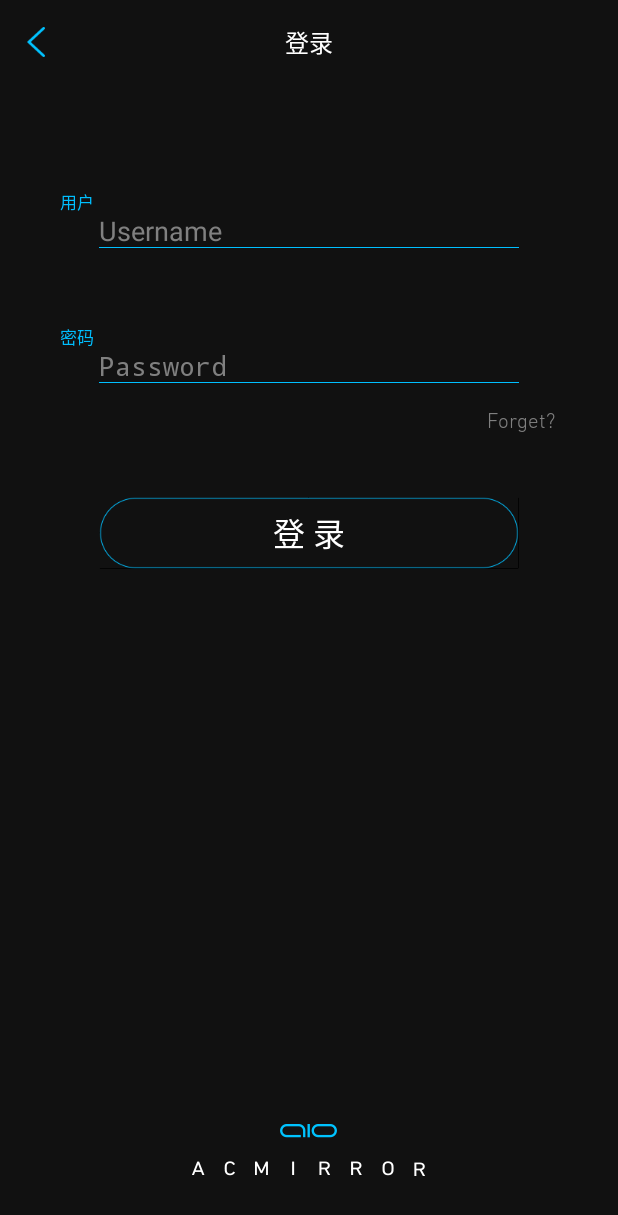
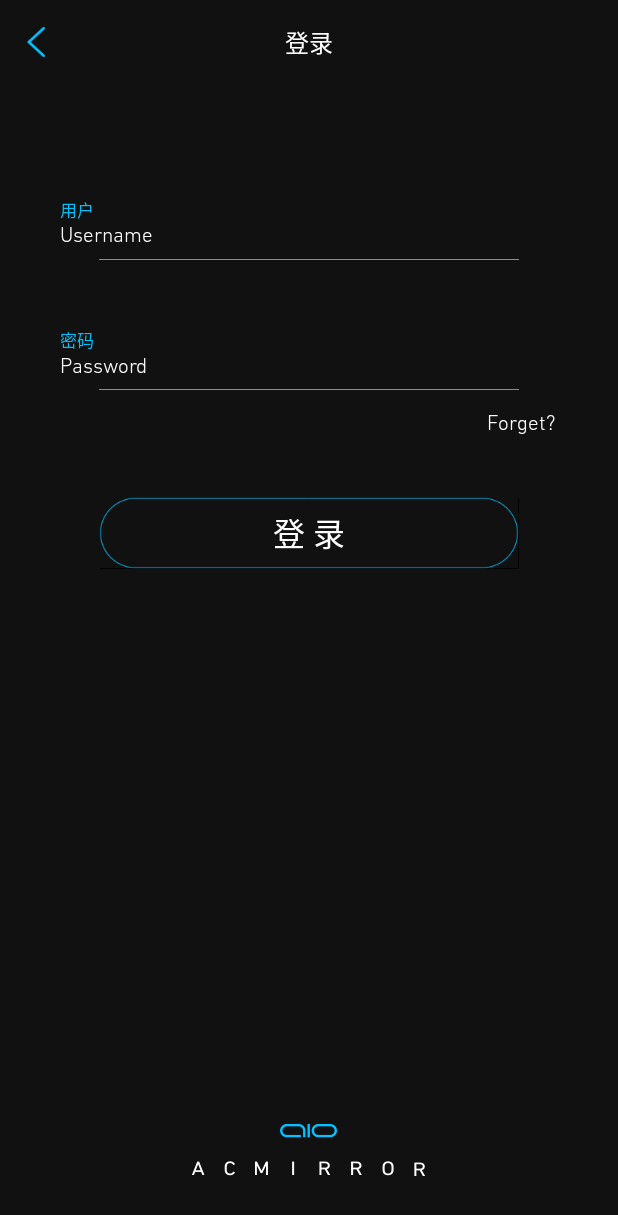
Before and after one commit to Yanwei-Tim/Aiowner, an Android app: the LoginActivity screen opened directly, with no data from a screen before it, on a phone screen of 412 x 824 dp. Shown: the top 1215 px of the screen. Run offline under Robolectric (Android 15) with nearby library versions, the phone set to English and light mode, and no system bars; our stand-ins replace data binding; Roboto replaces fonts that are not available here; 1 statement that could not run was skipped.

```diff
--- a/Aiowner/app/src/main/java/com/dudu/aiowner/ui/activity/register/TelephoneNumberActivity.java
+++ b/Aiowner/app/src/main/java/com/dudu/aiowner/ui/activity/register/TelephoneNumberActivity.java
@@ -17,6 +17,7 @@
     @Override
     protected void onCreate(Bundle savedInstanceState) {
         super.onCreate(savedInstanceState);
+
     }
 
     @Override
--- a/Aiowner/app/src/main/java/com/dudu/aiowner/ui/base/BaseActivity.java
+++ b/Aiowner/app/src/main/java/com/dudu/aiowner/ui/base/BaseActivity.java
@@ -35,7 +35,7 @@
 
         baseBinding.mainContainer.addView(childView);
 
-        observableFactory = ObservableFactory.getInstance();
+        observableFactory = ObservableFactory.creatInstance();
 
         baseBinding.setTitle(observableFactory.getTitleObservable());
 
--- a/Aiowner/app/src/main/java/com/dudu/aiowner/ui/base/observable/ObservableFactory.java
+++ b/Aiowner/app/src/main/java/com/dudu/aiowner/ui/base/observable/ObservableFactory.java
@@ -5,37 +5,28 @@
  */
 public class ObservableFactory {
 
-    private static ObservableFactory observableFactory;
-
     private TitleBarObservable titleBarObservable;
 
     private CommonObservable commonObservable;
 
     public ObservableFactory() {
 
+        titleBarObservable = new TitleBarObservable();
+        commonObservable = new CommonObservable();
     }
 
-    public static ObservableFactory getInstance() {
+    public static ObservableFactory creatInstance() {
 
-        if (observableFactory == null) {
-            observableFactory = new ObservableFactory();
-        }
-        return observableFactory;
+        return new ObservableFactory();
     }
 
     public TitleBarObservable getTitleObservable() {
 
-        if (titleBarObservable == null) {
-            titleBarObservable = new TitleBarObservable();
-        }
         return titleBarObservable;
     }
 
     public CommonObservable getCommonObservable() {
 
-        if (commonObservable == null) {
-            commonObservable = new CommonObservable();
-        }
         return commonObservable;
     }
 }
--- a/Aiowner/app/src/main/java/com/dudu/aiowner/ui/base/observable/TitleBarObservable.java
+++ b/Aiowner/app/src/main/java/com/dudu/aiowner/ui/base/observable/TitleBarObservable.java
@@ -20,4 +20,5 @@
         this.userIcon.set(false);
         this.titleText.set("Aiowner");
     }
+
 }
--- a/Aiowner/app/src/main/java/com/dudu/aiowner/ui/main/HomeActivity.java
+++ b/Aiowner/app/src/main/java/com/dudu/aiowner/ui/main/HomeActivity.java
@@ -22,5 +22,4 @@
 
         startActivity(new Intent(HomeActivity.this, TelephoneNumberActivity.class));
     }
-
 }
--- a/Aiowner/app/src/main/res/layout/acitivty_login.xml
+++ b/Aiowner/app/src/main/res/layout/acitivty_login.xml
@@ -12,43 +12,54 @@
         <com.dudu.aiowner.utils.customFontUtils.FZLFontTextView
             android:id="@+id/login_user_tx"
             style="@style/login_container_tips_text_"
-            android:layout_marginTop="70dp"
+            android:layout_marginTop="75dp"
             android:text="用户" />
+
+        <com.dudu.aiowner.utils.customFontUtils.DINLightFontTextView
+            android:layout_width="wrap_content"
+            android:layout_height="wrap_content"
+            android:layout_marginLeft="40dp"
+            android:layout_marginTop="92dp"
+            android:text="Username"
+            android:textColor="@android:color/white" />
 
         <com.dudu.aiowner.utils.customFontUtils.FZLFontEditText
             style="@style/registAndLogin_editText"
-            android:layout_marginTop="85dp"
-            android:gravity="left"
-            android:hint="Username"
-            android:textColorHint="@color/hintcolor" />
-
+            android:layout_marginTop="93dp"
+            android:gravity="center" />
 
         <com.dudu.aiowner.utils.customFontUtils.FZLFontTextView
             android:id="@+id/login_password_tx"
             style="@style/login_container_tips_text_"
-            android:layout_marginTop="160dp"
+            android:layout_marginTop="162dp"
             android:text="密码" />
+
+        <com.dudu.aiowner.utils.customFontUtils.DINLightFontTextView
+            android:layout_width="wrap_content"
+            android:layout_height="wrap_content"
+            android:layout_marginLeft="40dp"
+            android:layout_marginTop="179dp"
+            android:text="Password"
+            android:textColor="@android:color/white" />
 
         <com.dudu.aiowner.utils.customFontUtils.FZLFontEditText
             android:id="@+id/login_password_et"
             style="@style/registAndLogin_editText"
-            android:layout_marginTop="175dp"
-            android:gravity="left"
-            android:hint="Password"
-            android:password="true"
-            android:textColorHint="@color/hintcolor" />
+            android:layout_marginTop="180dp"
+            android:gravity="center"
+            android:password="true" />
 
         <com.dudu.aiowner.utils.customFontUtils.DINLightFontTextView
             android:layout_width="wrap_content"
             android:layout_height="wrap_content"
             android:layout_alignParentRight="true"
-            android:layout_marginTop="216dp"
+            android:layout_marginTop="217dp"
             android:clickable="true"
             android:onClick="startFogetPassword"
             android:paddingRight="42dp"
-            android:textSize="14sp"
             android:text="Forget?"
-            android:textColor="@color/hintcolor" />
+            android:textColor="@android:color/white"
+            android:textSize="14sp" />
 
         <com.dudu.aiowner.utils.customFontUtils.FZLFontButton
             style="@style/button"
```
Also changed, not shown: Aiowner/app/src/main/AndroidManifest.xml (+28 -13 lines).
